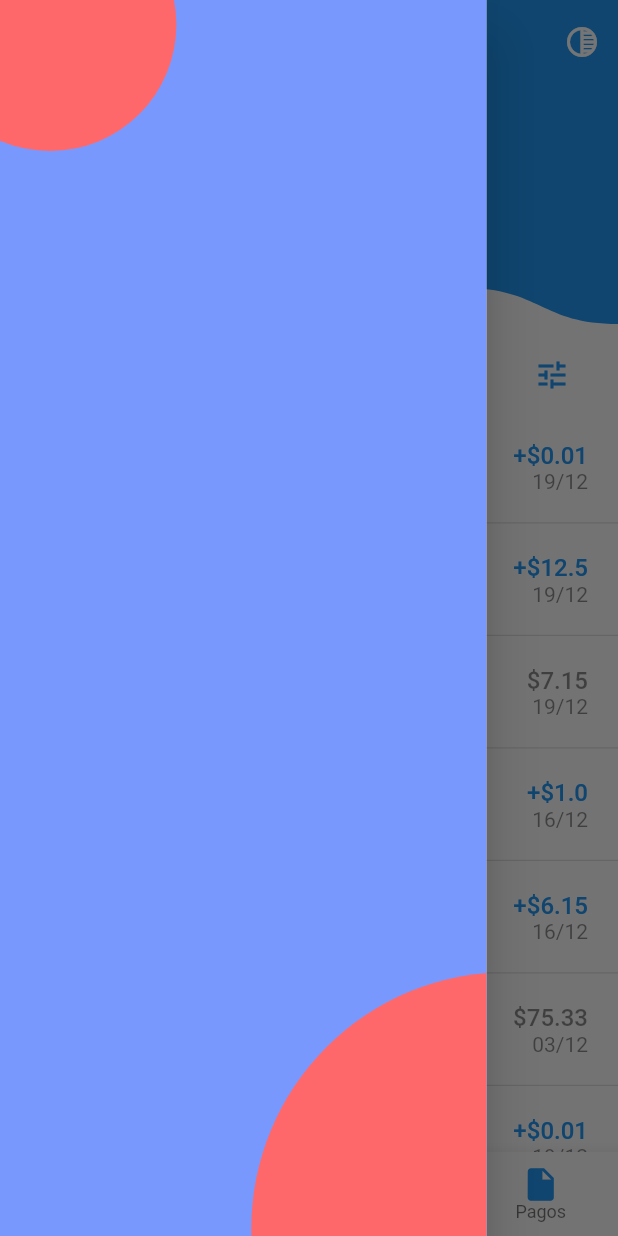
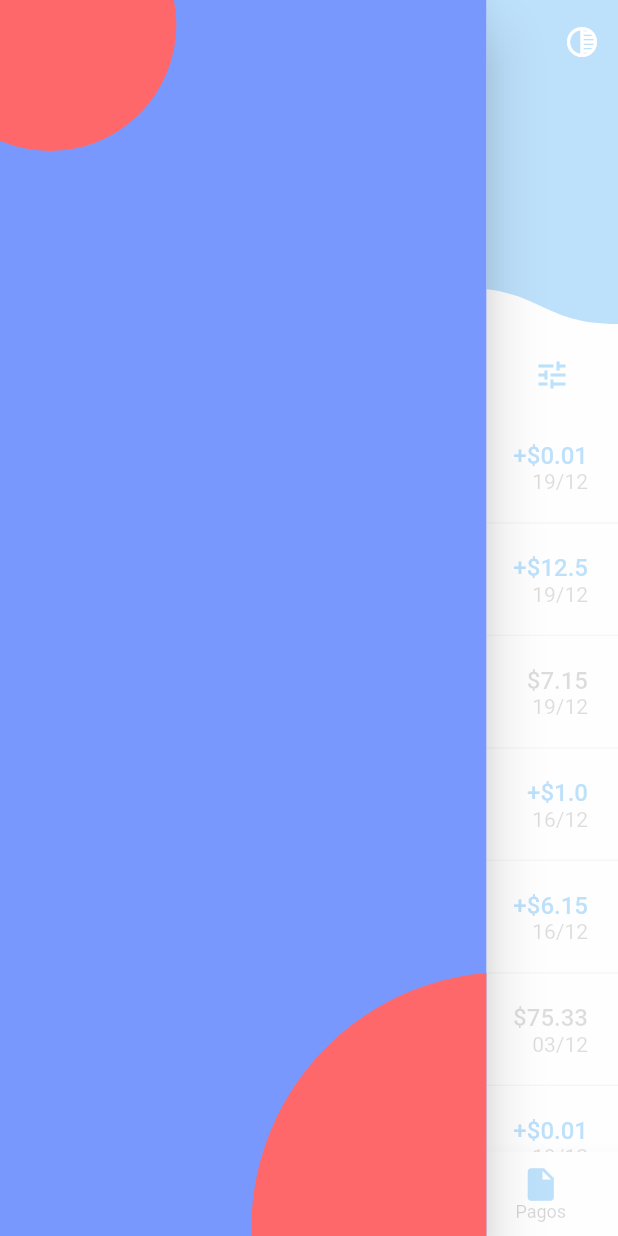
Before and after one commit to TinchoOlivari/uala-clone, a Flutter app: the screen it shows after launch, with the side drawer open, on a phone screen of 412 x 824 dp. Run offline on Flutter 3.47's test engine with Material 2 defaults, Android fonts, the phone set to English and light mode, and no system bars; our stand-ins replace flare_flutter.

Commit message:
drawerScrimColor changed to white

```diff
--- a/lib/main.dart
+++ b/lib/main.dart
@@ -55,6 +55,7 @@ class _AppState extends State<App> {
   @override
   Widget build(BuildContext context) {
     return Scaffold(
+      drawerScrimColor: Colors.white70,
       body: _widgetOptions.elementAt(_selectedIndex),
       bottomNavigationBar: BottomNavigationBar(
         items: const <BottomNavigationBarItem>[
```
